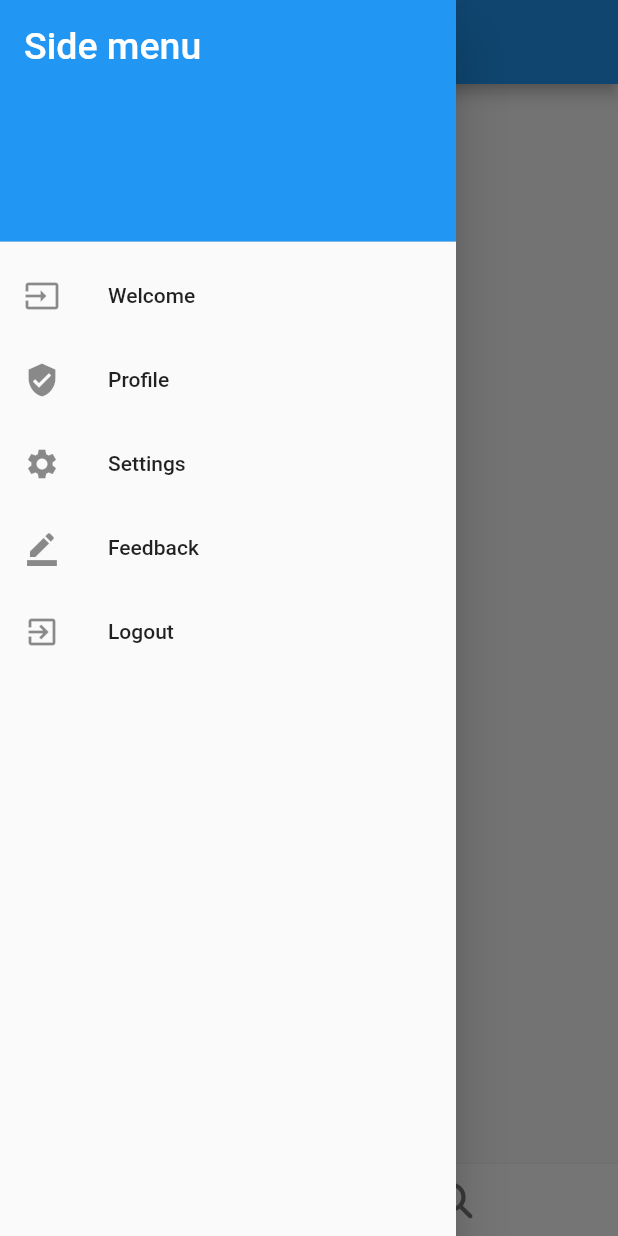
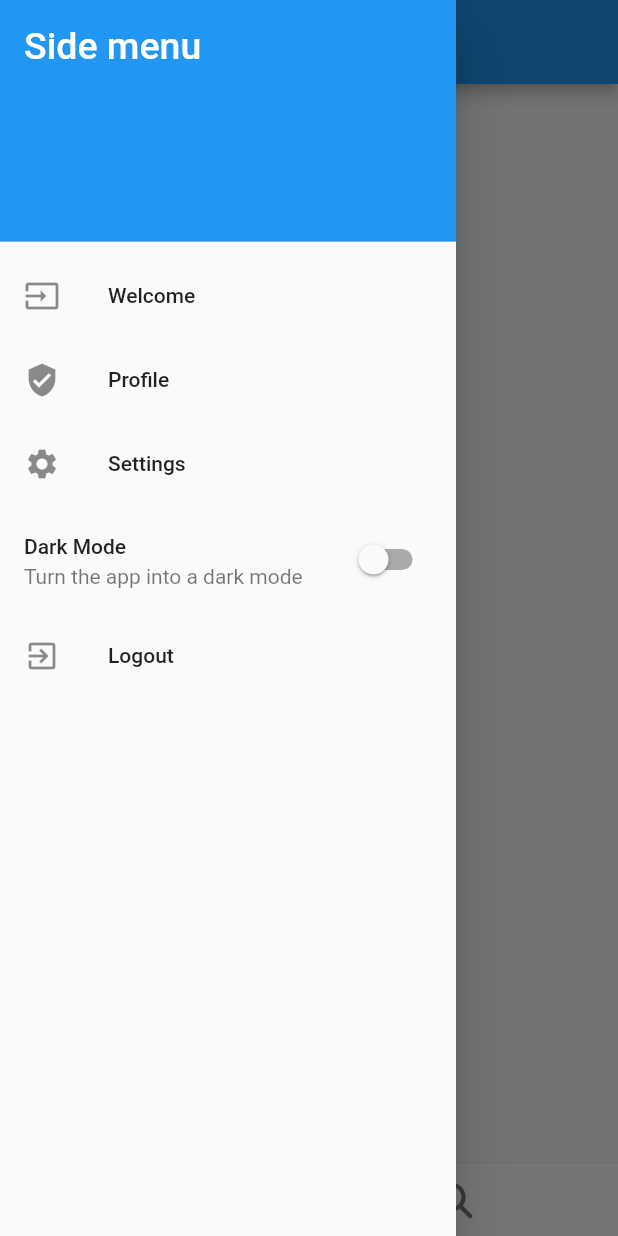
Before and after one commit to robinmkim/ickhigh_tiktok_final, a Flutter app: the MainNavigationScreen screen opened directly with empty values, with the side drawer open, on a phone screen of 412 x 824 dp. Run offline on Flutter 3.47's test engine with Material 2 defaults, Android fonts, the phone set to English and light mode, and no system bars; our stand-ins replace cloud_firestore, firebase_auth, firebase_core, firebase_storage, flutter_riverpod, font_awesome_flutter and 2 more; accounts and stored records are empty.

Commit message:
darkmode & post beginning

```diff
--- /dev/null
+++ b/lib/common/darkmode/models/darkmode_model.dart
@@ -0,0 +1,5 @@
+class DarkmodeModel {
+  bool isDark;
+
+  DarkmodeModel({required this.isDark});
+}
--- /dev/null
+++ b/lib/common/darkmode/views/darkmode.dart
@@ -0,0 +1,18 @@
+import 'package:flutter/material.dart';
+import 'package:flutter_riverpod/flutter_riverpod.dart';
+import 'package:ickhigh_tiktok_final/common/darkmode/view_models/darkmode_view_model.dart';
+
+class Darkmode extends ConsumerWidget {
+  const Darkmode({super.key});
+
+  @override
+  Widget build(BuildContext context, WidgetRef ref) {
+    return SwitchListTile.adaptive(
+      value: ref.watch(darkmodeProvider).isDark,
+      onChanged: (value) =>
+          ref.read(darkmodeProvider.notifier).setDarkMode(value),
+      title: const Text("Dark Mode"),
+      subtitle: const Text("Turn the app into a dark mode"),
+    );
+  }
+}
--- a/lib/common/main_navigation_screen.dart
+++ b/lib/common/main_navigation_screen.dart
@@ -39,9 +39,7 @@ class _MainNavigationScreenState extends State<MainNavigationScreen> {
     return Scaffold(
       drawer: const NavDrawer(),
       resizeToAvoidBottomInset: false,
-      appBar: _selectedIndex == 4
-          ? null
-          : AppBar(title: const FaIcon(FontAwesomeIcons.at)),
+      appBar: AppBar(title: const Text("MOOD")),
       body: Stack(
         children: [
           Offstage(
--- a/lib/common/widgets/nav_drawer.dart
+++ b/lib/common/widgets/nav_drawer.dart
@@ -2,6 +2,7 @@ import 'package:flutter/cupertino.dart';
 import 'package:flutter/material.dart';
 import 'package:flutter_riverpod/flutter_riverpod.dart';
 import 'package:go_router/go_router.dart';
+import 'package:ickhigh_tiktok_final/common/darkmode/views/darkmode.dart';
 import 'package:ickhigh_tiktok_final/features/authentication/repos/authentication_repo.dart';
 
 class NavDrawer extends ConsumerWidget {
@@ -37,11 +38,7 @@ class NavDrawer extends ConsumerWidget {
             title: const Text('Settings'),
             onTap: () => {Navigator.of(context).pop()},
           ),
-          ListTile(
-            leading: const Icon(Icons.border_color),
-            title: const Text('Feedback'),
-            onTap: () => {Navigator.of(context).pop()},
-          ),
+          const Darkmode(),
           ListTile(
             leading: const Icon(Icons.exit_to_app),
             title: const Text('Logout'),
--- a/lib/features/authentication/views/sign_up_screen.dart
+++ b/lib/features/authentication/views/sign_up_screen.dart
@@ -2,7 +2,7 @@ import 'package:flutter/material.dart';
 import 'package:font_awesome_flutter/font_awesome_flutter.dart';
 import 'package:go_router/go_router.dart';
 import 'package:ickhigh_tiktok_final/features/authentication/views/log_in_screen.dart';
-import 'package:ickhigh_tiktok_final/features/authentication/views/username_screen.dart';
+import 'package:ickhigh_tiktok_final/features/authentication/views/create_account_screen.dart';
 import 'package:ickhigh_tiktok_final/features/authentication/views/widgets/login_type_button.dart';
 
 class SignUpScreen extends StatelessWidget {
@@ -16,7 +16,7 @@ class SignUpScreen extends StatelessWidget {
 
   void _onEmailTap(BuildContext context) {
     Navigator.of(context).push(MaterialPageRoute(
-      builder: (context) => const UsernameScreen(),
+      builder: (context) => const CreateAccountScreen(),
     ));
   }
 
--- a/pubspec.yaml
+++ b/pubspec.yaml
@@ -44,6 +44,7 @@ dependencies:
   flutter_riverpod: ^2.4.0
   go_router: ^11.0.0
   font_awesome_flutter: ^10.5.0
+  shared_preferences: ^2.2.1
 
 dev_dependencies:
   flutter_test:
```
Also changed, not shown: lib/common/darkmode/repos/darkmode_repo.dart (added, +17 -0 lines), lib/common/darkmode/view_models/darkmode_view_model.dart (added, +24 -0 lines), lib/features/authentication/views/create_account_screen.dart (renamed from lib/features/authentication/views/username_screen.dart, +5 -4 lines), lib/features/post/models/post_model.dart (added, +13 -0 lines), lib/features/post/repos/post_repo.dart (added, +10 -0 lines), lib/features/post/view_models/post_upload_view_model.dart (added, +13 -0 lines), lib/features/post/views/post_screen.dart (+45 -3 lines), lib/features/post/views/widget/emoji_box.dart (added, +33 -0 lines), lib/main.dart (+11 -1 lines), pubspec.lock, 3 other files.
